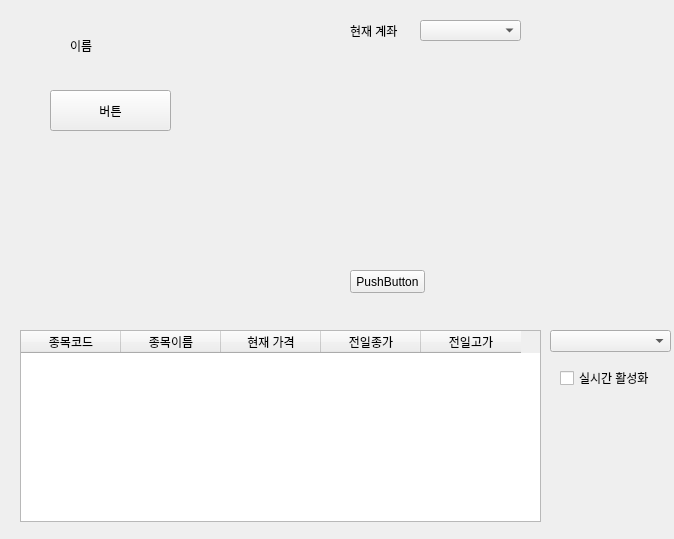
The window that testdH/ui/main.ui (sun-a-i/mandleda) describes before a commit, drawn with Qt 5.
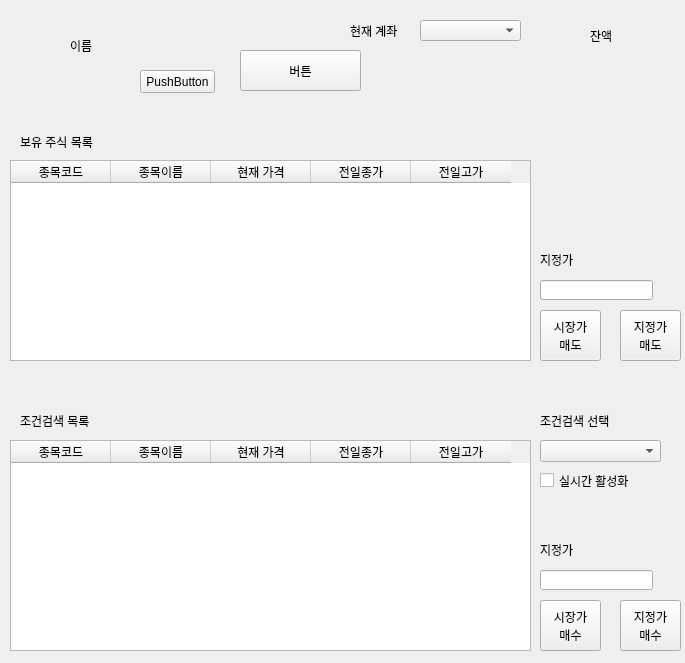
The same window after the commit.

Commit message:
0727 업데이트2
+현재가 체크(실시간)
+현재가 실시간 테이블로 불러오기
+스레딩,큐를 이용한 실시간 가격 변동 구현
+실시간 활성화 체크박스를 통한 구현
+사소한 오류 수정(시작시 초기값을 불러들여 실시간 체크해도 오류 안남)
+매매 관련 gui 업데이트
+매매 관련 함수 원형 업데이트

-잔고 추가
-가격 변동없는 현재가 불러오기 안됨(복수종목조회로  구현CommKwRqData() )
-현재가 기준 -10호가 가격 확인
-매매
-받아온 데이터 파일,데이터프레임으로 관리?
-에러 메시지 관리
-무한루프 관리

The edit to the form file:
```diff
--- a/testdH/ui/main.ui
+++ b/testdH/ui/main.ui
@@ -6,8 +6,8 @@
    <rect>
     <x>0</x>
     <y>0</y>
-    <width>674</width>
-    <height>539</height>
+    <width>685</width>
+    <height>663</height>
    </rect>
   </property>
   <property name="windowTitle">
@@ -16,8 +16,8 @@
   <widget class="QPushButton" name="btn1">
    <property name="geometry">
     <rect>
-     <x>50</x>
-     <y>90</y>
+     <x>240</x>
+     <y>50</y>
      <width>121</width>
      <height>41</height>
     </rect>
@@ -29,8 +29,8 @@
   <widget class="QPushButton" name="btn2">
    <property name="geometry">
     <rect>
-     <x>350</x>
-     <y>270</y>
+     <x>140</x>
+     <y>70</y>
      <width>75</width>
      <height>23</height>
     </rect>
@@ -78,10 +78,10 @@
   <widget class="QTableWidget" name="table_con">
    <property name="geometry">
     <rect>
-     <x>20</x>
-     <y>330</y>
+     <x>10</x>
+     <y>440</y>
      <width>521</width>
-     <height>192</height>
+     <height>211</height>
     </rect>
    </property>
    <column>
@@ -113,8 +113,8 @@
   <widget class="QComboBox" name="cbox_con">
    <property name="geometry">
     <rect>
-     <x>550</x>
-     <y>330</y>
+     <x>540</x>
+     <y>440</y>
      <width>121</width>
      <height>22</height>
     </rect>
@@ -123,16 +123,205 @@
   <widget class="QCheckBox" name="ckbox_real">
    <property name="geometry">
     <rect>
-     <x>560</x>
-     <y>370</y>
-     <width>101</width>
-     <height>16</height>
+     <x>540</x>
+     <y>470</y>
+     <width>121</width>
+     <height>21</height>
     </rect>
    </property>
    <property name="text">
     <string>실시간 활성화</string>
    </property>
   </widget>
+  <widget class="QLabel" name="label_2">
+   <property name="geometry">
+    <rect>
+     <x>590</x>
+     <y>20</y>
+     <width>41</width>
+     <height>31</height>
+    </rect>
+   </property>
+   <property name="text">
+    <string>잔액</string>
+   </property>
+  </widget>
+  <widget class="QPushButton" name="pushButton">
+   <property name="geometry">
+    <rect>
+     <x>540</x>
+     <y>600</y>
+     <width>61</width>
+     <height>51</height>
+    </rect>
+   </property>
+   <property name="text">
+    <string>시장가
+매수</string>
+   </property>
+  </widget>
+  <widget class="QPushButton" name="pushButton_2">
+   <property name="geometry">
+    <rect>
+     <x>620</x>
+     <y>600</y>
+     <width>61</width>
+     <height>51</height>
+    </rect>
+   </property>
+   <property name="text">
+    <string>지정가
+매수</string>
+   </property>
+  </widget>
+  <widget class="QLabel" name="label_3">
+   <property name="geometry">
+    <rect>
+     <x>540</x>
+     <y>540</y>
+     <width>56</width>
+     <height>20</height>
+    </rect>
+   </property>
+   <property name="text">
+    <string>지정가</string>
+   </property>
+  </widget>
+  <widget class="QTableWidget" name="table_con_2">
+   <property name="geometry">
+    <rect>
+     <x>10</x>
+     <y>160</y>
+     <width>521</width>
+     <height>201</height>
+    </rect>
+   </property>
+   <column>
+    <property name="text">
+     <string>종목코드</string>
+    </property>
+   </column>
+   <column>
+    <property name="text">
+     <string>종목이름</string>
+    </property>
+   </column>
+   <column>
+    <property name="text">
+     <string>현재 가격</string>
+    </property>
+   </column>
+   <column>
+    <property name="text">
+     <string>전일종가</string>
+    </property>
+   </column>
+   <column>
+    <property name="text">
+     <string>전일고가</string>
+    </property>
+   </column>
+  </widget>
+  <widget class="QLabel" name="label_4">
+   <property name="geometry">
+    <rect>
+     <x>20</x>
+     <y>410</y>
+     <width>101</width>
+     <height>21</height>
+    </rect>
+   </property>
+   <property name="text">
+    <string>조건검색 목록</string>
+   </property>
+  </widget>
+  <widget class="QLabel" name="label_5">
+   <property name="geometry">
+    <rect>
+     <x>20</x>
+     <y>131</y>
+     <width>111</width>
+     <height>21</height>
+    </rect>
+   </property>
+   <property name="text">
+    <string>보유 주식 목록</string>
+   </property>
+  </widget>
+  <widget class="QLineEdit" name="lineEdit">
+   <property name="geometry">
+    <rect>
+     <x>540</x>
+     <y>570</y>
+     <width>113</width>
+     <height>20</height>
+    </rect>
+   </property>
+  </widget>
+  <widget class="QLabel" name="label_6">
+   <property name="geometry">
+    <rect>
+     <x>540</x>
+     <y>410</y>
+     <width>101</width>
+     <height>21</height>
+    </rect>
+   </property>
+   <property name="text">
+    <string>조건검색 선택</string>
+   </property>
+  </widget>
+  <widget class="QPushButton" name="pushButton_3">
+   <property name="geometry">
+    <rect>
+     <x>540</x>
+     <y>310</y>
+     <width>61</width>
+     <height>51</height>
+    </rect>
+   </property>
+   <property name="text">
+    <string>시장가
+매도</string>
+   </property>
+  </widget>
+  <widget class="QPushButton" name="pushButton_4">
+   <property name="geometry">
+    <rect>
+     <x>620</x>
+     <y>310</y>
+     <width>61</width>
+     <height>51</height>
+    </rect>
+   </property>
+   <property name="text">
+    <string>지정가
+매도</string>
+   </property>
+  </widget>
+  <widget class="QLineEdit" name="lineEdit_2">
+   <property name="geometry">
+    <rect>
+     <x>540</x>
+     <y>280</y>
+     <width>113</width>
+     <height>20</height>
+    </rect>
+   </property>
+  </widget>
+  <widget class="QLabel" name="label_7">
+   <property name="geometry">
+    <rect>
+     <x>540</x>
+     <y>250</y>
+     <width>56</width>
+     <height>20</height>
+    </rect>
+   </property>
+   <property name="text">
+    <string>지정가</string>
+   </property>
+  </widget>
  </widget>
  <resources/>
  <connections/>
```
The commit also changes 1 other file.
